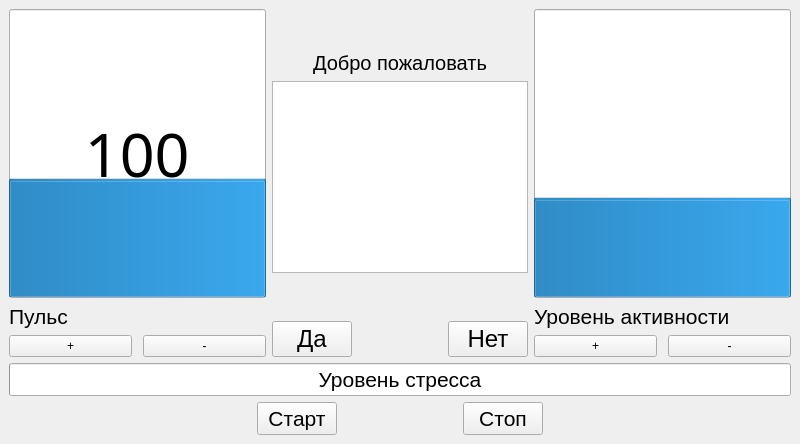
The window that mainwindow.ui (pilad0hwtts/Hakaton_AnaSantin) describes before a commit, drawn with Qt 5.
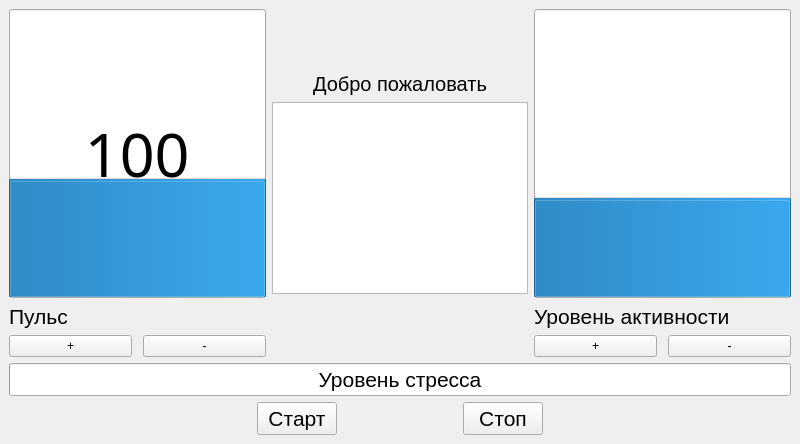
The same window after the commit.

The edit to the form file:
```diff
--- a/mainwindow.ui
+++ b/mainwindow.ui
@@ -182,47 +182,6 @@
           </property>
          </spacer>
         </item>
-        <item>
-         <layout class="QHBoxLayout" name="horizontalLayout_6">
-          <item>
-           <widget class="QPushButton" name="YesBtn">
-            <property name="font">
-             <font>
-              <pointsize>18</pointsize>
-             </font>
-            </property>
-            <property name="text">
-             <string>Да</string>
-            </property>
-           </widget>
-          </item>
-          <item>
-           <spacer name="horizontalSpacer_6">
-            <property name="orientation">
-             <enum>Qt::Horizontal</enum>
-            </property>
-            <property name="sizeHint" stdset="0">
-             <size>
-              <width>40</width>
-              <height>20</height>
-             </size>
-            </property>
-           </spacer>
-          </item>
-          <item>
-           <widget class="QPushButton" name="NoBtn">
-            <property name="font">
-             <font>
-              <pointsize>18</pointsize>
-             </font>
-            </property>
-            <property name="text">
-             <string>Нет</string>
-            </property>
-           </widget>
-          </item>
-         </layout>
-        </item>
        </layout>
       </item>
       <item>
```
